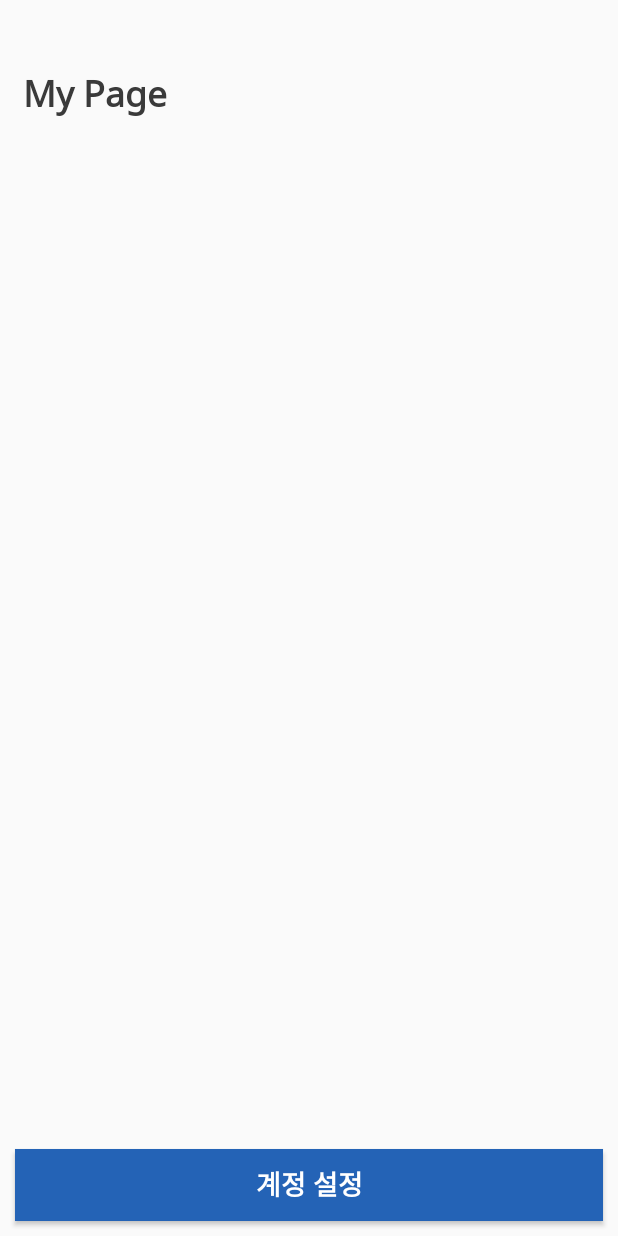
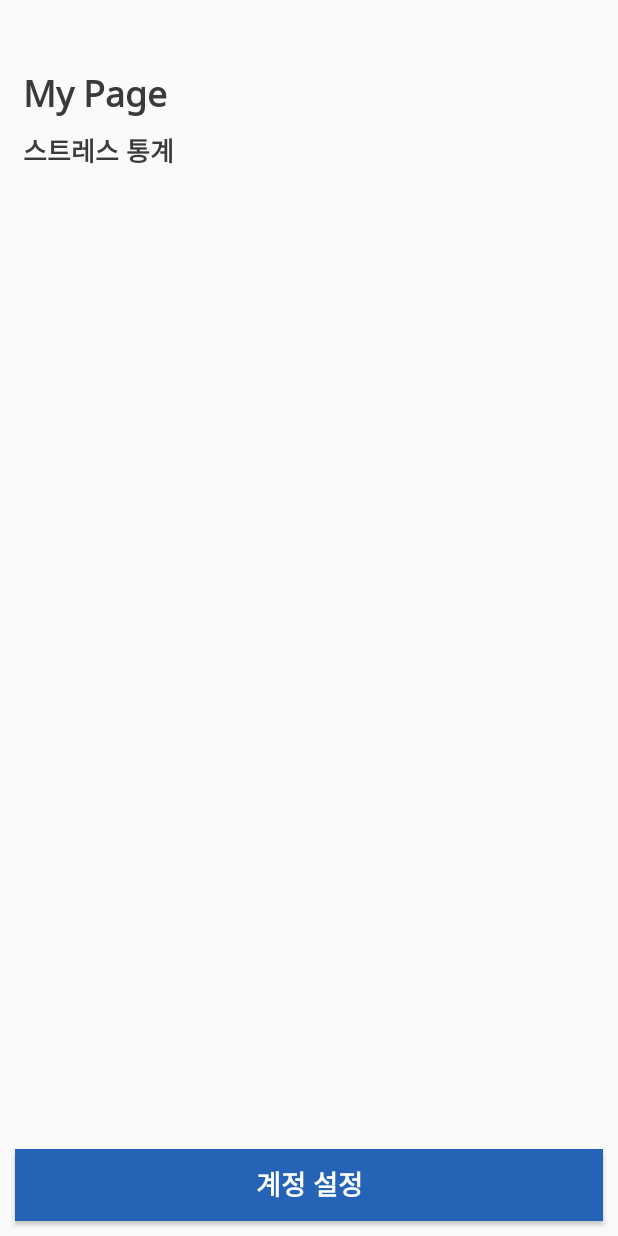
Before and after one commit to GraduationProjectGang/Stressy_Final, an Android app: the layout activity_my_page.xml on its own in the app's theme, with its tools: preview values and no code run, on a phone screen of 412 x 824 dp. Run offline under Robolectric (Android 15) with nearby library versions, the phone set to English and light mode, and no system bars.

Commit message:
for today

```diff
--- a/app/src/main/res/layout/activity_my_page.xml
+++ b/app/src/main/res/layout/activity_my_page.xml
@@ -11,12 +11,20 @@
         android:layout_width="match_parent"
         android:layout_height="match_parent">
     <TextView
+        android:layout_marginRight="10dp"
         style="@style/questions"
+        android:textSize="24dp"
         android:layout_width="match_parent"
         android:layout_height="wrap_content"
         android:text="My Page"
         />
-
+    <TextView
+        android:text="스트레스 통계"
+        android:layout_marginTop="5dp"
+        style="@style/questions"
+        android:textSize="17dp"
+        android:layout_width="match_parent"
+        android:layout_height="wrap_content"/>
     <FrameLayout
         android:padding="5dp"
         android:id="@+id/graphFragment"
```
Also changed, not shown: app/src/main/java/com/android/stressy/activity/StressGraphFragment.kt (+37 -5 lines), app/src/main/res/layout/fragment_stress_graph.xml (+1 -7 lines).
